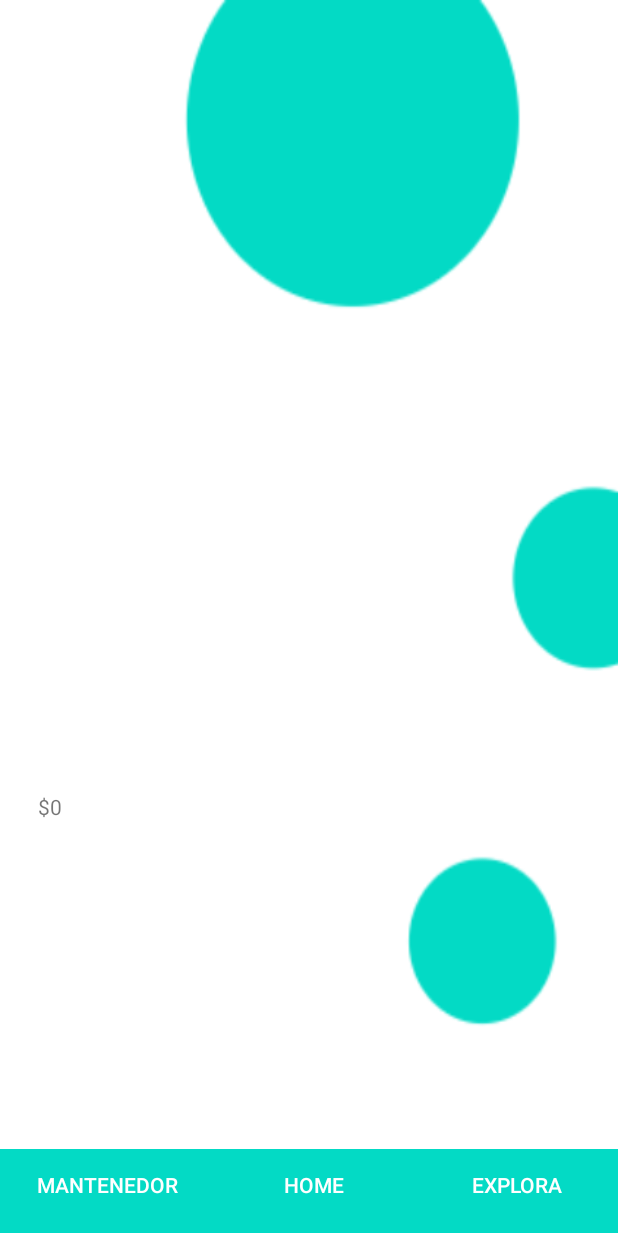
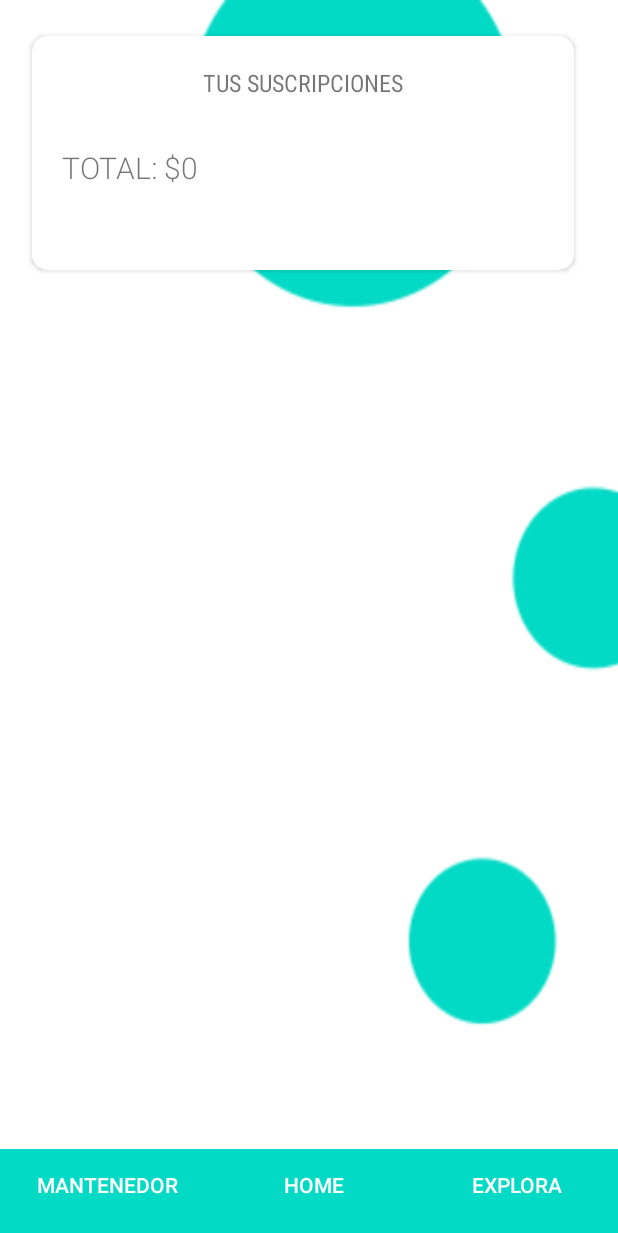
Before and after one commit to EstebanVivanco/MiSubs, an Android app: the Home_act screen opened directly, with no data from a screen before it, on a phone screen of 412 x 824 dp. Shown: the top 1233 px of the screen. Run offline under Robolectric (Android 15) with nearby library versions, the phone set to English and light mode, and no system bars.

Commit message:
Commit final? puede ser

```diff
--- a/app/src/main/java/com/example/misubs/Home_act.java
+++ b/app/src/main/java/com/example/misubs/Home_act.java
@@ -126,15 +126,15 @@ public class Home_act extends AppCompatActivity {
 
             do {
                 String precio = (query.getString(0));
-                total =" $"+precio;
+                total ="TOTAL: $"+precio;
 
 
 
             } while (query.moveToNext());
 
         }
-        if (total.equalsIgnoreCase(" $null")){
-            total = " $0";
+        if (total.equalsIgnoreCase("TOTAL: $null")){
+            total = "TOTAL: $0";
             return total;
 
         }else {
--- a/app/src/main/res/layout/activity_home.xml
+++ b/app/src/main/res/layout/activity_home.xml
@@ -7,6 +7,44 @@
     android:background="@drawable/backhome"
     tools:context=".Home_act">
 
+
+    <androidx.cardview.widget.CardView
+        android:id="@+id/cardView3"
+        android:layout_width="361dp"
+        android:layout_height="156dp"
+        android:layout_marginTop="24dp"
+        app:cardCornerRadius="10dp"
+        app:layout_constraintEnd_toEndOf="parent"
+        app:layout_constraintHorizontal_bias="0.42"
+        app:layout_constraintStart_toStartOf="parent"
+        app:layout_constraintTop_toTopOf="parent">
+
+        <LinearLayout
+            android:layout_width="match_parent"
+            android:layout_height="match_parent"
+            android:orientation="vertical"
+            android:padding="20dp">
+
+            <TextView
+                android:id="@+id/textView7"
+                android:layout_width="match_parent"
+                android:layout_height="wrap_content"
+                android:fontFamily="sans-serif-condensed"
+                android:gravity="center"
+                android:text="TUS SUSCRIPCIONES"
+                android:textSize="16sp" />
+
+            <TextView
+                android:id="@+id/txtTotal"
+                android:layout_width="322dp"
+                android:layout_height="50dp"
+                android:layout_marginTop="32dp"
+                android:fontFamily="sans-serif-light"
+                android:text="AAAAAAAAAAAAAAAA"
+                android:textSize="20sp" />
+        </LinearLayout>
+
+    </androidx.cardview.widget.CardView>
 
     <LinearLayout
         android:id="@+id/linearLayout3"
@@ -53,25 +91,16 @@
 
     <ListView
         android:id="@+id/listi"
-        android:layout_width="368dp"
-        android:layout_height="484dp"
-        android:layout_marginTop="40dp"
+        android:layout_width="366dp"
+        android:layout_height="416dp"
+        android:layout_marginTop="36dp"
         android:textSize="40sp"
         android:textStyle="bold"
+        app:layout_constraintBottom_toTopOf="@+id/linearLayout3"
         app:layout_constraintEnd_toEndOf="parent"
-        app:layout_constraintHorizontal_bias="0.476"
+        app:layout_constraintHorizontal_bias="0.466"
         app:layout_constraintStart_toStartOf="parent"
-        app:layout_constraintTop_toTopOf="parent" />
-
-    <TextView
-        android:id="@+id/txtTotal"
-        android:layout_width="92dp"
-        android:layout_height="44dp"
-        android:layout_marginTop="4dp"
-        android:text="AAAAAAAAAAAAAAAA"
-        app:layout_constraintEnd_toEndOf="parent"
-        app:layout_constraintHorizontal_bias="0.068"
-        app:layout_constraintStart_toStartOf="parent"
-        app:layout_constraintTop_toBottomOf="@+id/listi" />
+        app:layout_constraintTop_toBottomOf="@+id/cardView3"
+        app:layout_constraintVertical_bias="0.0" />
 
 </androidx.constraintlayout.widget.ConstraintLayout>
--- a/app/src/main/res/layout/activity_mantenedor.xml
+++ b/app/src/main/res/layout/activity_mantenedor.xml
@@ -52,10 +52,9 @@
           android:id="@+id/txtPrice"
           android:layout_width="match_parent"
           android:layout_height="wrap_content"
-          android:layout_marginBottom="10dp"
           android:ems="10"
           android:hint="Precio"
-          android:inputType="textPersonName" />
+          android:inputType="number" />
 
       <Button
           android:id="@+id/btnCreateSub"
--- a/app/src/main/res/layout/activity_recomendaciones.xml
+++ b/app/src/main/res/layout/activity_recomendaciones.xml
@@ -65,7 +65,7 @@
                         android:layout_height="18dp"
                         android:layout_weight="1"
                         android:gravity="start"
-                        android:text="$ 4.99 USD" />
+                        android:text="$ 4.165 CLP" />
 
                     <Button
                         android:id="@+id/btnDosj"
@@ -73,6 +73,7 @@
                         android:layout_height="match_parent"
                         android:layout_weight="1"
                         android:backgroundTint="@color/material_on_background_disabled"
+                        android:onClick="Amazon"
                         android:text="Ir al sitio"
                         android:textSize="12sp"
                         tools:ignore="TouchTargetSizeCheck" />
@@ -119,7 +120,7 @@
                         android:layout_height="18dp"
                         android:layout_weight="1"
                         android:gravity="start"
-                        android:text="$ 6.99 USD" />
+                        android:text="$ 1.500 CLP" />
 
                     <Button
                         android:id="@+id/btnDos5"
@@ -127,6 +128,7 @@
                         android:layout_height="wrap_content"
                         android:layout_weight="1"
                         android:backgroundTint="@color/material_on_background_disabled"
+                        android:onClick="Disney"
                         android:text="Ir al sitio"
                         android:textSize="12sp" />
 
```
Also changed, not shown: app/src/main/java/com/example/misubs/MainActivity.java (+0 -40 lines), app/src/main/java/com/example/misubs/Recomendaciones_act.java (+18 -0 lines).
